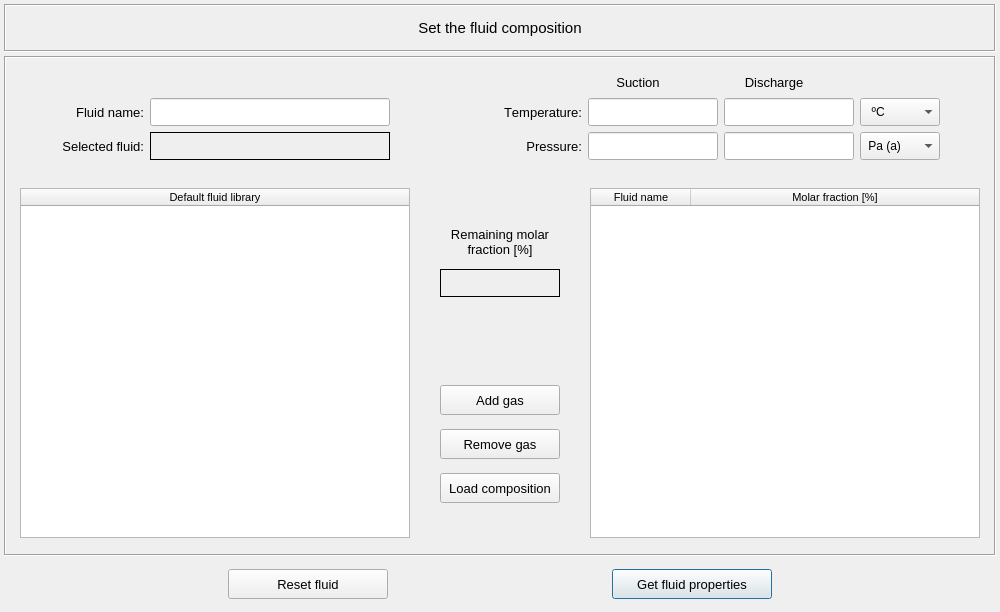
open-pulse/OpenPulse, file pulse/interface/data/ui_files/model/setup/fluid/set_fluid_composition_input.ui: the form before one commit.
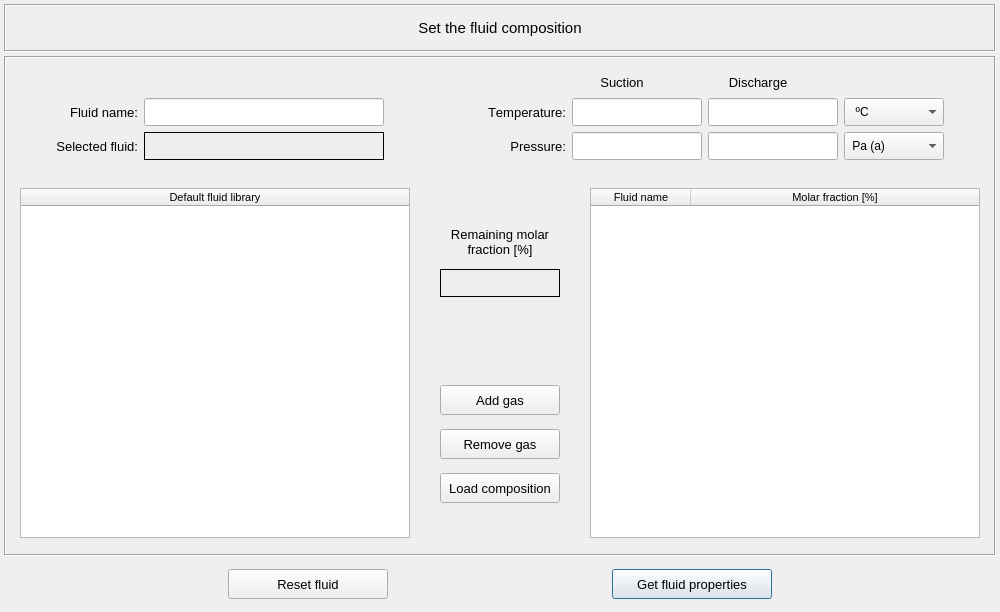
The form after the commit.

Commit message: Fixes the pulsation damper label checker

```diff
--- a/pulse/interface/data/ui_files/model/setup/fluid/set_fluid_composition_input.ui
+++ b/pulse/interface/data/ui_files/model/setup/fluid/set_fluid_composition_input.ui
@@ -415,13 +415,13 @@
              <widget class="QComboBox" name="comboBox_temperature_units">
               <property name="minimumSize">
                <size>
-                <width>80</width>
+                <width>100</width>
                 <height>28</height>
                </size>
               </property>
               <property name="maximumSize">
                <size>
-                <width>80</width>
+                <width>100</width>
                 <height>28</height>
                </size>
               </property>
@@ -668,13 +668,13 @@
              <widget class="QComboBox" name="comboBox_pressure_units">
               <property name="minimumSize">
                <size>
-                <width>80</width>
+                <width>100</width>
                 <height>28</height>
                </size>
               </property>
               <property name="maximumSize">
                <size>
-                <width>80</width>
+                <width>100</width>
                 <height>28</height>
                </size>
               </property>
```
The commit also changes 1 other file.
